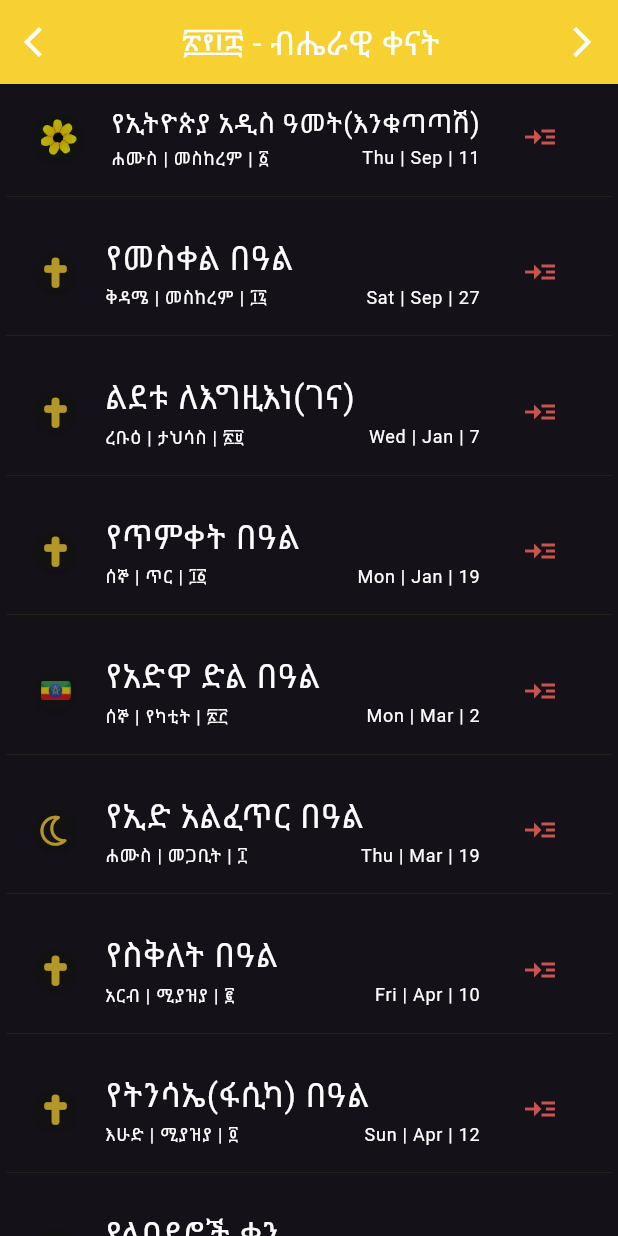
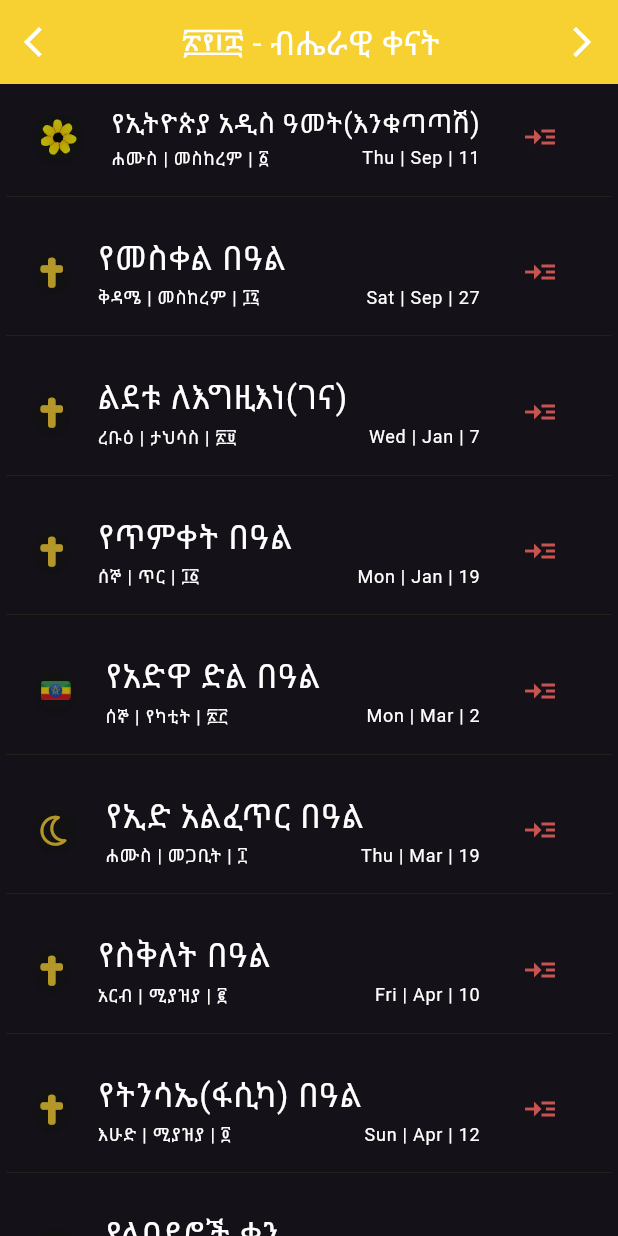
Before and after one commit to Sinishaw/event-calendar-v3, a Flutter app: the NationalEventsPage screen opened directly, on a phone screen of 412 x 824 dp. Run offline on Flutter 3.47's test engine with Material 3 defaults, Android fonts, the phone set to English and light mode, and no system bars; our stand-ins replace cached_network_image, carousel_slider, cloud_firestore, device_info_plus, firebase_analytics, firebase_core and 10 more; missing offline and left inert: home_widget, simple_gesture_detector, workmanager; accounts and stored records are empty; statements that could not run were skipped.

Commit message:
run the project on the new M4 mac machine with all latest updates and recent ios version 26.x

```diff
--- a/lib/screens/events/national_event_page.dart
+++ b/lib/screens/events/national_event_page.dart
@@ -118,15 +118,6 @@ class _NationalEventsPageState extends State<NationalEventsPage> {
                             ListTile(
                               leading: Builder(
                                 builder: (context) {
-                                  IconData icon;
-                                  if (holidayList[index].holidayType == HolidayType.christian) {
-                                    icon = FontAwesomeIcons.cross;
-                                  } else if (holidayList[index].holidayType == HolidayType.muslim) {
-                                    icon = FontAwesomeIcons.moon;
-                                  } else {
-                                    icon = FontAwesomeIcons.starOfDavid;
-                                  }
-
                                   return Opacity(
                                     opacity: 0.7,
                                     child: Card(
@@ -134,7 +125,14 @@ class _NationalEventsPageState extends State<NationalEventsPage> {
                                         padding: const EdgeInsets.all(3.0),
                                         child: holidayList[index].holidayType != HolidayType.federal
                                             ? holidayList[index].holidayType != HolidayType.others
-                                                ? Icon(icon, size: 20.0, color: Theme.of(context).primaryColor)
+                                                ? FaIcon(
+                                                    holidayList[index].holidayType == HolidayType.christian
+                                                        ? FontAwesomeIcons.cross
+                                                        : holidayList[index].holidayType == HolidayType.muslim
+                                                            ? FontAwesomeIcons.moon
+                                                            : FontAwesomeIcons.starOfDavid,
+                                                    size: 20.0,
+                                                    color: Theme.of(context).primaryColor)
                                                 : Image.asset("assets/images/adey.png", width: 24, height: 24)
                                             : Image.asset("assets/images/flag_3d.png", width: 20, height: 20),
                                       ),
--- a/lib/screens/home/widgets/single_month_container.dart
+++ b/lib/screens/home/widgets/single_month_container.dart
@@ -144,7 +144,7 @@ class _SingleMonthContainerState extends State<SingleMonthContainer> with MonthC
                               : Column(
                                   mainAxisAlignment: MainAxisAlignment.start,
                                   children: [
-                                    Icon(
+                                    FaIcon(
                                       // Icons.drag_handle,
                                       FontAwesomeIcons.angleUp,
                                       size: containerHeight > 700 ? 30 : 25,
--- a/lib/screens/plans/widgets/daily_user_event_list.dart
+++ b/lib/screens/plans/widgets/daily_user_event_list.dart
@@ -153,7 +153,7 @@ class DailyUserEventList extends StatelessWidget {
                         crossAxisAlignment: CrossAxisAlignment.center,
                         mainAxisAlignment: MainAxisAlignment.spaceEvenly,
                         children: [
-                          const Icon(FontAwesomeIcons.circleInfo),
+                          const FaIcon(FontAwesomeIcons.circleInfo),
                           Center(child: Text(AppLocalizations.of(context)!.confirmDeletion)),
                         ],
                       ),
@@ -163,7 +163,7 @@ class DailyUserEventList extends StatelessWidget {
                           onPressed: () {
                             Navigator.of(context, rootNavigator: true).pop(false);
                           },
-                          child: const Icon(
+                          child: const FaIcon(
                             FontAwesomeIcons.xmark,
                             size: 30,
                             color: Colors.grey,
@@ -173,7 +173,7 @@ class DailyUserEventList extends StatelessWidget {
                           onPressed: () {
                             Navigator.of(context, rootNavigator: true).pop(true);
                           },
-                          child: const Icon(
+                          child: const FaIcon(
                             FontAwesomeIcons.check,
                             size: 30,
                             color: Colors.green,
--- a/pubspec.yaml
+++ b/pubspec.yaml
@@ -44,7 +44,7 @@ dependencies:
   cached_network_image: ^3.4.1
   simple_gesture_detector: ^0.2.1
   flutter_staggered_animations: ^1.1.1
-  font_awesome_flutter: ^10.9.0
+  font_awesome_flutter: ^11.0.0
   flutter_local_notifications: ^19.4.0
   flutter_native_timezone_updated_gradle: ^2.0.3
   url_launcher: ^6.3.2
```
Also changed, not shown: lib/firebase/remoteConfig/firebase_remote_config.dart (+34 -11 lines), pubspec.lock, 9 other files.
